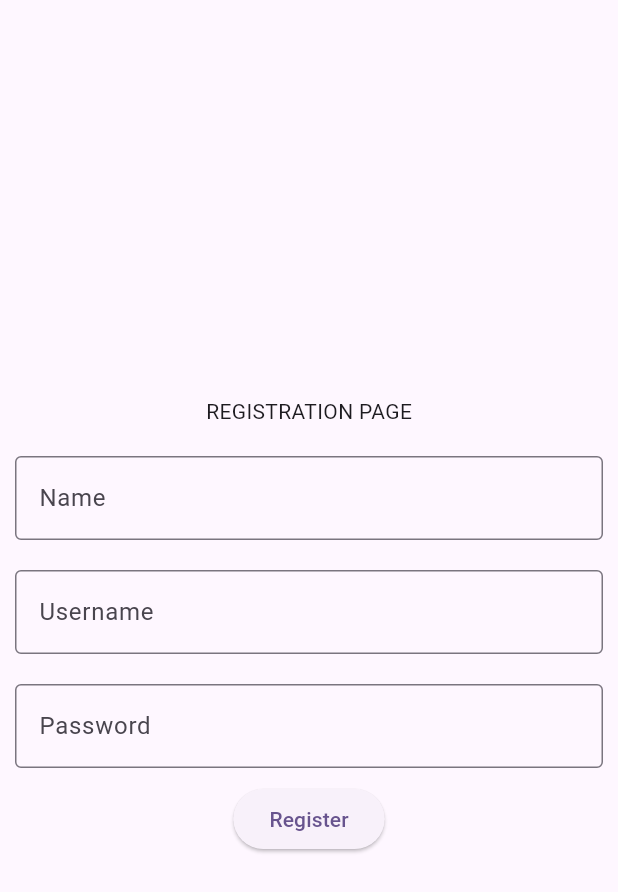
After one commit to sreedeviluminar/oct_ptoject_new, a Flutter app: the Hive_Login screen opened directly, after a tap on "Not a User? Register Here.", on a phone screen of 412 x 824 dp. The commit adds this screen. Shown: the top 892 px of the screen. Run offline on Flutter 3.47's test engine with Material 3 defaults, Android fonts, the phone set to English and light mode, and no system bars; our stand-ins replace cloud_firestore, firebase_auth, firebase_core, firebase_storage, get, google_fonts and 9 more; missing offline and left inert: dart:js, rich_readmore; accounts and stored records are empty.

Commit message:
initial commit

```diff
--- a/lib/local storage/hive_Ex/hive_crud.dart
+++ b/lib/local storage/hive_Ex/hive_crud.dart
@@ -104,7 +104,9 @@ class _HiveTodoState extends State<HiveTodo> {
               TextButton(
                   onPressed: () {
                     if (key == null) {
-                      createTask({'title': ctitle.text, 'cont': ccontent.text});
+                      createTask({
+                        'title': ctitle.text,
+                        'cont': ccontent.text});
                       ctitle.clear();
                       ccontent.clear();
                       Navigator.pop(context);
--- /dev/null
+++ b/lib/local storage/hive_using_adapter/model/users.dart
@@ -0,0 +1,18 @@
+import 'package:hive/hive.dart';
+part 'users.g.dart';
+
+@HiveType(typeId: 0)
+class Users {
+  @HiveField(0)
+  final String name;
+  @HiveField(1)
+  final String email;
+  @HiveField(2)
+  final String password;
+  @HiveField(3)
+  String? id;
+
+  Users({required this.name, required this.email, required this.password}){
+    id = DateTime.now().microsecondsSinceEpoch.toString();
+  }
+}
--- /dev/null
+++ b/lib/local storage/hive_using_adapter/service/hiveDB.dart
@@ -0,0 +1,23 @@
+import 'package:hive/hive.dart';
+import '../model/users.dart';
+
+class HiveDB {
+
+  // HiveDB.constr();
+  //
+  // static HiveDB instance = HiveDB.constr();
+  //
+  // factory HiveDB() {
+  //   return instance;
+  // }
+static Future<void> addUser(Users user) async{
+  final db = await Hive.openBox<Users>('userdata');
+  db.put(user.id, user);  // to store userdata to db
+
+}
+
+ static Future<List<Users>> getallusers() async{
+   final db = await Hive.openBox<Users>('userdata');
+   return db.values.toList();
+ }
+}
--- /dev/null
+++ b/lib/local storage/hive_using_adapter/views/loginn.dart
@@ -0,0 +1,63 @@
+import 'package:flutter/material.dart';
+import 'package:get/get.dart';
+import 'package:get/get_navigation/src/root/get_material_app.dart';
+import 'package:hive_flutter/adapters.dart';
+import 'package:oct_ptoject_new/local%20storage/hive_using_adapter/views/registerr.dart';
+
+void main() async{
+  //WidgetsFlutterBinding.ensureInitialized();
+  await Hive.initFlutter();
+  await Hive.openBox('userdata');
+  runApp(GetMaterialApp(home: Hive_Login(),));
+
+}
+class Hive_Login extends StatefulWidget {
+
+  @override
+  State<Hive_Login> createState() => _Hive_LoginState();
+}
+
+class _Hive_LoginState extends State<Hive_Login> {
+  final name_controller = TextEditingController();
+  final email_controller = TextEditingController();
+  final pass_controller = TextEditingController();
+
+  @override
+  Widget build(BuildContext context) {
+    return Scaffold(
+      body: Center(
+        child: Column(
+          mainAxisAlignment: MainAxisAlignment.center,
+          children: [
+            const Padding(
+              padding:  EdgeInsets.all(10.0),
+              child: Text("LOGIN PAGE"),
+            ),
+            Padding(
+              padding: const EdgeInsets.all(10.0),
+              child: TextField(
+                controller: email_controller,
+                decoration: const InputDecoration(
+                    hintText: "Username", border: OutlineInputBorder()),
+              ),
+            ),
+            Padding(
+              padding: const EdgeInsets.all(10.0),
+              child: TextField(
+                controller: pass_controller,
+                decoration: const InputDecoration(
+                    hintText: "Password", border: OutlineInputBorder()),
+              ),
+            ),
+            ElevatedButton(onPressed: () {}, child: const Text("Login")),
+            const SizedBox(height: 20,),
+            ElevatedButton(onPressed: () {
+              Get.to(Hive_Register());
+            }, child: const Text("Not a User? Register Here.")),
+
+          ],
+        ),
+      ),
+    );
+  }
+}
--- /dev/null
+++ b/lib/local storage/hive_using_adapter/views/registerr.dart
@@ -0,0 +1,60 @@
+import 'package:flutter/material.dart';
+import 'package:oct_ptoject_new/local%20storage/hive_using_adapter/service/hiveDB.dart';
+
+class Hive_Register extends StatefulWidget {
+  const Hive_Register({super.key});
+
+  @override
+  State<Hive_Register> createState() => _Hive_RegisterState();
+}
+
+class _Hive_RegisterState extends State<Hive_Register> {
+  final name_controller = TextEditingController();
+  final email_controller = TextEditingController();
+  final pass_controller = TextEditingController();
+
+  @override
+  Widget build(BuildContext context) {
+    return Scaffold(
+      body: Center(
+        child: Column(
+          mainAxisAlignment: MainAxisAlignment.center,
+          children: [
+            const Padding(
+              padding: EdgeInsets.all(10.0),
+              child:  Text("REGISTRATION PAGE"),
+            ),
+            Padding(
+              padding: const EdgeInsets.all(10.0),
+              child: TextField(
+                controller: name_controller,
+                decoration: const InputDecoration(
+                    hintText: "Name", border: OutlineInputBorder()),
+              ),
+            ),
+            Padding(
+              padding: const EdgeInsets.all(10.0),
+              child: TextField(
+                controller: email_controller,
+                decoration: const InputDecoration(
+                    hintText: "Username", border: OutlineInputBorder()),
+              ),
+            ),
+            Padding(
+              padding: const EdgeInsets.all(10.0),
+              child: TextField(
+                controller: pass_controller,
+                decoration: const InputDecoration(
+                    hintText: "Password", border: OutlineInputBorder()),
+              ),
+            ),
+            ElevatedButton(onPressed: () async{
+              //fetch all registered users from db
+              final reg_users = await HiveDB.getallusers();
+            }, child: const Text("Register"))
+          ],
+        ),
+      ),
+    );
+  }
+}
--- a/pubspec.yaml
+++ b/pubspec.yaml
@@ -52,10 +52,13 @@ dependencies:
   sqflite: ^2.3.2
   lottie:
   simple_gradient_text: ^1.3.0
+  get:
 
 dev_dependencies:
   flutter_test:
     sdk: flutter
+  build_runner:
+  hive_generator:
 
   # The "flutter_lints" package below contains a set of recommended lints to
   # encourage good coding practices. The lint set provided by the package is
```
Also changed, not shown: lib/local storage/hive_using_adapter/model/users.g.dart (added), lib/local storage/hive_using_adapter/views/hive_home.dart (added), pubspec.lock.
